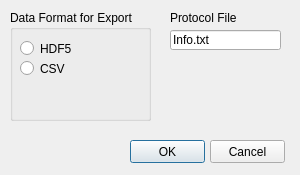
This is Preferences.ui in Molecular-Nanophotonics/TrackerLab as Qt 5 draws it before an edit. The edited form follows.
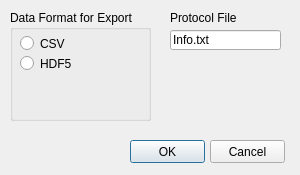
This is the edited form.

```diff
--- a/Preferences.ui
+++ b/Preferences.ui
@@ -76,7 +76,7 @@
     <property name="geometry">
      <rect>
       <x>10</x>
-      <y>30</y>
+      <y>45</y>
       <width>82</width>
       <height>17</height>
      </rect>
@@ -89,7 +89,7 @@
     <property name="geometry">
      <rect>
       <x>10</x>
-      <y>50</y>
+      <y>25</y>
       <width>82</width>
       <height>17</height>
      </rect>
```
